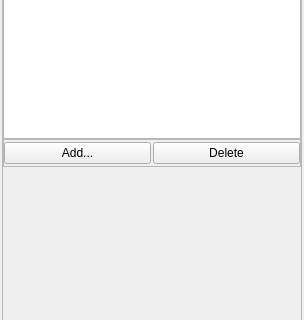
Old version of the form res/designer/fieldlisteditorwidget.ui in the repository hsorby/cmlibs.widgets; both pictures show x 0 to 304 and y 84 to 404 of the 304 by 729 pixel window.
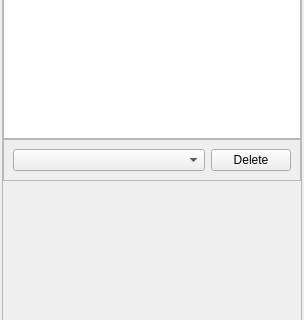
New version of the form. Custom widgets are drawn as their Qt base class.

Commit message: Re-organising the way fields are created.  Adding requirements to field making it harder to create invalid fields.

```diff
--- a/res/designer/fieldlisteditorwidget.ui
+++ b/res/designer/fieldlisteditorwidget.ui
@@ -109,25 +109,16 @@
           <enum>QFrame::Raised</enum>
          </property>
          <layout class="QHBoxLayout" name="horizontalLayout">
-          <property name="spacing">
-           <number>2</number>
-          </property>
-          <property name="leftMargin">
-           <number>0</number>
-          </property>
-          <property name="topMargin">
-           <number>2</number>
-          </property>
-          <property name="rightMargin">
-           <number>0</number>
-          </property>
-          <property name="bottomMargin">
-           <number>2</number>
-          </property>
           <item>
-           <widget class="QPushButton" name="add_field_button">
-            <property name="text">
-             <string>Add...</string>
+           <widget class="FieldTypeChooserWidget" name="add_field_type_chooser">
+            <property name="sizePolicy">
+             <sizepolicy hsizetype="Expanding" vsizetype="Fixed">
+              <horstretch>0</horstretch>
+              <verstretch>0</verstretch>
+             </sizepolicy>
+            </property>
+            <property name="sizeAdjustPolicy">
+             <enum>QComboBox::AdjustToContents</enum>
             </property>
            </widget>
           </item>
@@ -169,6 +160,11 @@
    <header>opencmiss/zincwidgets/regionchooserwidget.h</header>
    <container>1</container>
   </customwidget>
+  <customwidget>
+   <class>FieldTypeChooserWidget</class>
+   <extends>QComboBox</extends>
+   <header>opencmiss/zincwidgets/fieldtypechooserwidget.h</header>
+  </customwidget>
  </customwidgets>
  <resources/>
  <connections/>
```
Left out of the diff: 22 changed lines with no effect on the pictures. The commit also changes 10 other files.
